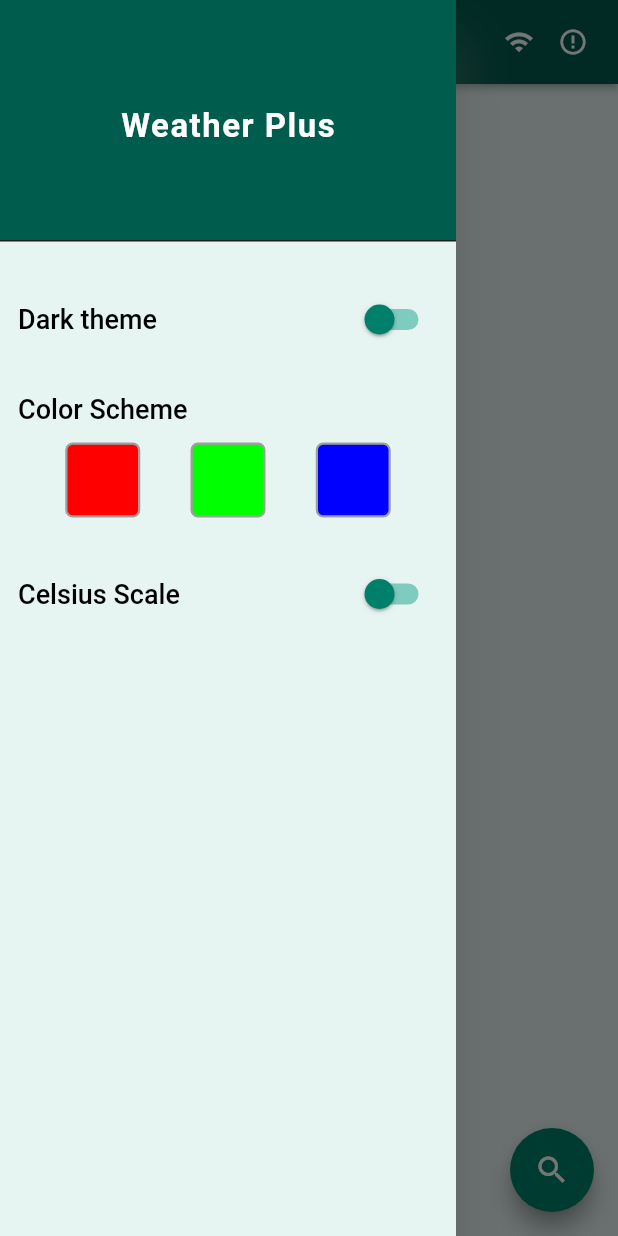
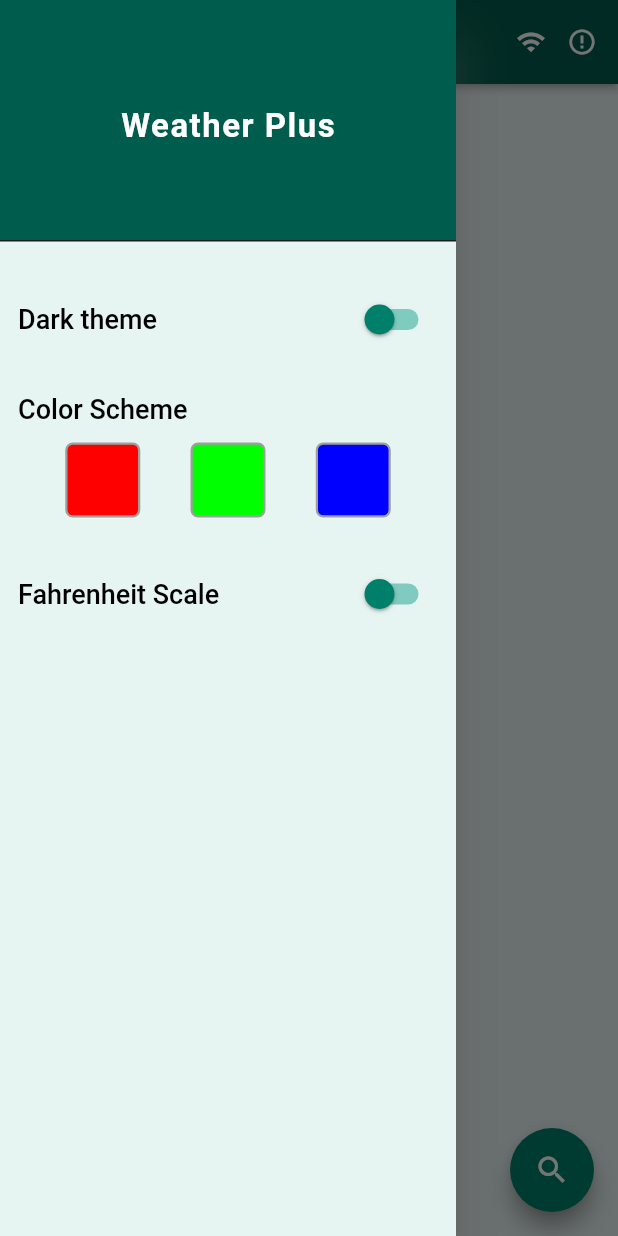
Before and after one commit to Jayasubin/weather_plus, a Flutter app: the screen it shows after launch, with the side drawer open, on a phone screen of 412 x 824 dp. Run offline on Flutter 3.47's test engine with Material 2 defaults, Android fonts, the phone set to English and light mode, and no system bars; our stand-ins replace bloc, connectivity_plus, flutter_bloc, location, shared_preferences.

Commit message:
Changing unit to fahrenheit completed some other corrections

```diff
--- /dev/null
+++ b/lib/cubit/unit/unit_state.dart
@@ -0,0 +1,16 @@
+part of 'unit_cubit.dart';
+
+@immutable
+abstract class UnitState {
+  final bool isFahrenheit;
+
+  const UnitState(this.isFahrenheit);
+}
+
+class UnitInitial extends UnitState {
+  const UnitInitial() : super(false);
+}
+
+class UnitChanged extends UnitState {
+  const UnitChanged(bool isFahrenheit) : super(isFahrenheit);
+}
--- a/lib/main.dart
+++ b/lib/main.dart
@@ -3,6 +3,7 @@ import 'package:flutter_bloc/flutter_bloc.dart';
 import 'package:weather_plus/cubit/internet/internet_cubit.dart';
 import 'package:weather_plus/cubit/location/location_cubit.dart';
 import 'package:weather_plus/cubit/theme/theme_cubit.dart';
+import 'package:weather_plus/cubit/unit/unit_cubit.dart';
 import 'package:weather_plus/cubit/weather/weather_cubit.dart';
 import 'package:weather_plus/view/main_page.dart';
 
@@ -17,6 +18,7 @@ class WeatherPlus extends StatelessWidget {
   Widget build(BuildContext context) {
     return MultiBlocProvider(
       providers: [
+        BlocProvider(create: (_) => UnitCubit()..getUnit()),
         BlocProvider(create: (_) => ThemeCubit()..getTheme()),
         BlocProvider(create: (_) => InternetCubit()..checkConnectivity()),
         BlocProvider(create: (_) => LocationCubit()),
@@ -24,7 +26,6 @@ class WeatherPlus extends StatelessWidget {
       ],
       child: BlocBuilder<ThemeCubit, ThemeState>(
         builder: (context, state) {
-          //Future.delayed(const Duration(milliseconds: 2500),);
           return MaterialApp(
             debugShowCheckedModeBanner: false,
             title: 'Weather Plus',
--- /dev/null
+++ b/lib/model/data_model/temperature.dart
@@ -0,0 +1,11 @@
+class Temperature {
+  final double _celsius;
+
+  Temperature(this._celsius);
+
+  String get _celsiusStr => _celsius.toStringAsFixed(1);
+  String get _fahrenheitStr => ((_celsius * 1.8) + 32.0).toStringAsFixed(1);
+
+  String getStr(bool isFahrenheit) =>
+      isFahrenheit ? _fahrenheitStr : _celsiusStr;
+}
--- a/lib/model/data_model/weather_data.dart
+++ b/lib/model/data_model/weather_data.dart
@@ -1,15 +1,20 @@
+import 'package:weather_plus/model/data_model/temperature.dart';
+
 class WeatherData {
   String cityName;
   String date;
   String time;
-  double currentTemp;
+
+  Temperature currentTemp;
   String currentStatus;
   String currentDesc;
 
-  String tomorrowTempRange;
+  Temperature tomorrowMin;
+  Temperature tomorrowMax;
   String tomorrowImage;
 
-  String dayAfterTempRange;
+  Temperature dayAfterMin;
+  Temperature dayAfterMax;
   String dayAfterImage;
 
   WeatherData({
@@ -19,9 +24,11 @@ class WeatherData {
     required this.currentTemp,
     required this.currentStatus,
     required this.currentDesc,
-    required this.tomorrowTempRange,
+    required this.tomorrowMin,
+    required this.tomorrowMax,
     required this.tomorrowImage,
-    required this.dayAfterTempRange,
+    required this.dayAfterMin,
+    required this.dayAfterMax,
     required this.dayAfterImage,
   });
 }
--- a/lib/view/main_page.dart
+++ b/lib/view/main_page.dart
@@ -8,7 +8,6 @@ import 'package:weather_plus/view/widget/forecast_card.dart';
 import 'package:weather_plus/view/widget/gps_icon.dart';
 import 'package:weather_plus/view/widget/internet_icon.dart';
 import 'package:weather_plus/view/widget/main_drawer.dart';
-import 'package:weather_plus/view/widget/page_padding.dart';
 import 'package:weather_plus/view/widget/search_bottom_sheet.dart';
 
 class MainPage extends StatelessWidget {
@@ -16,10 +15,10 @@ class MainPage extends StatelessWidget {
 
   @override
   Widget build(BuildContext context) {
-    bool visible = true;
-
     final theme = Theme.of(context);
     final textTheme = theme.textTheme;
+
+    bool fabVisible = true;
 
     return Scaffold(
       backgroundColor: theme.backgroundColor,
@@ -31,42 +30,43 @@ class MainPage extends StatelessWidget {
         actions: const [
           InternetIcon(),
           SizedBox(
-            width: 16.0,
+            width: 14.0,
           ),
           GPSIcon(),
           SizedBox(
-            width: 20.0,
+            width: 14.0,
           ),
         ],
       ),
       drawer: const MainDrawer(),
-      body: PagePadding(
+      body: SingleChildScrollView(
+        padding: const EdgeInsets.only(
+          left: 10.0,
+          top: 20,
+          right: 10,
+          bottom: 85.0,
+        ),
         child: BlocBuilder<WeatherCubit, WeatherState>(
           builder: (context, state) {
             if (state is WeatherFetched) {
               final WeatherData data = state.weatherData;
 
-              return SingleChildScrollView(
-                child: Column(
-                  mainAxisAlignment: MainAxisAlignment.spaceBetween,
-                  crossAxisAlignment: CrossAxisAlignment.stretch,
+              return Column(
                 children: [
                   Column(
                     children: [
-                        const SizedBox(height: 20.0),
                       CityTimeCard(
                         city: data.cityName,
                         date: data.date,
                         time: data.time,
                       ),
-                        const SizedBox(height: 20.0),
-                        const Divider(),
-                        const SizedBox(height: 20.0),
+                      const SizedBox(
+                        height: 20,
+                      ),
                       CurrentWeatherCard(
                         currentStatus: data.currentStatus,
-                          temperature: data.currentTemp.toStringAsFixed(1),
+                        temperature: data.currentTemp,
                       ),
-                        const SizedBox(height: 20.0),
                     ],
                   ),
                   const SizedBox(
@@ -74,13 +74,13 @@ class MainPage extends StatelessWidget {
                   ),
                   Column(
                     children: [
-                        const Divider(),
                       const SizedBox(
                         height: 10.0,
                       ),
                       ForecastCard(
                         day: 'Tomorrow',
-                          temp: data.tomorrowTempRange,
+                        min: data.tomorrowMin,
+                        max: data.tomorrowMax,
                         img: data.tomorrowImage,
                       ),
                       const SizedBox(
@@ -88,16 +88,13 @@ class MainPage extends StatelessWidget {
                       ),
                       ForecastCard(
                         day: 'The day after',
-                          temp: data.dayAfterTempRange,
+                        min: data.dayAfterMin,
+                        max: data.dayAfterMax,
                         img: data.dayAfterImage,
-                        ),
-                        const SizedBox(
-                          height: 80.0,
                       ),
                     ],
                   ),
                 ],
-                ),
               );
             } else if (state is WeatherError) {
               return Center(
@@ -109,17 +106,24 @@ class MainPage extends StatelessWidget {
                       size: 40.0,
                       color: theme.primaryColor,
                     ),
-                    Text(state.errorText),
+                    const SizedBox(
+                      height: 16.0,
+                    ),
+                    Text(
+                      state.errorText,
+                      style: theme.textTheme.bodySmall,
+                    ),
                   ],
                 ),
               );
             } else if (state is WeatherFetching) {
-              return Column(
+              return Center(
+                child: Column(
                   mainAxisAlignment: MainAxisAlignment.center,
-                crossAxisAlignment: CrossAxisAlignment.stretch,
                   children: const [
                     Center(child: CircularProgressIndicator()),
                   ],
+                ),
               );
             } else {
               return const SizedBox();
@@ -127,20 +131,27 @@ class MainPage extends StatelessWidget {
           },
         ),
       ),
-      floatingActionButton: Builder(builder: (context) {
+      floatingActionButton: StatefulBuilder(
+        builder: (BuildContext context, refresh) {
+          void setVisible(bool current) => refresh(() => fabVisible = current);
+
           return Visibility(
-          visible: true,
+            visible: fabVisible,
             child: FloatingActionButton(
               child: const Icon(Icons.search),
               onPressed: () {
+                setVisible(false);
                 showBottomSheet(
                   context: context,
-                builder: (BuildContext context) => const SearchBottomSheet(),
+                  builder: (BuildContext context) => SearchBottomSheet(
+                    setVisible: setVisible,
+                  ),
                 );
               },
             ),
           );
-      }),
+        },
+      ),
     );
   }
 }
--- a/lib/view/util/date_formatter.dart
+++ /dev/null
@@ -1,3 +0,0 @@
-String toLocalDate(DateTime input) => input.toLocal().toString().split(' ')[0];
-String toLocalTime(DateTime input) =>
-    input.toLocal().toString().split(' ')[1].split('.')[0];
--- a/lib/view/widget/celcius_switch.dart
+++ /dev/null
@@ -1,24 +0,0 @@
-import 'package:flutter/material.dart';
-
-class CelsiusSwitch extends StatelessWidget {
-  const CelsiusSwitch({Key? key}) : super(key: key);
-
-  @override
-  Widget build(BuildContext context) {
-    return Row(
-      mainAxisAlignment: MainAxisAlignment.spaceBetween,
-      children: [
-        Text(
-          'Celsius Scale',
-          style: Theme.of(context).textTheme.labelMedium,
-        ),
-        Switch(
-          value: false,
-          onChanged: (newBool) {
-            //todo:
-          },
-        ),
-      ],
-    );
-  }
-}
--- a/lib/view/widget/gps_icon.dart
+++ b/lib/view/widget/gps_icon.dart
@@ -15,6 +15,7 @@ class GPSIcon extends StatelessWidget {
           if (state is LocationFetched) {
             return IconButton(
               icon: const Icon(Icons.my_location),
+              splashRadius: 20.0,
               onPressed: () {
                 context.read<LocationCubit>().getLocation();
               },
--- a/lib/view/widget/main_drawer.dart
+++ b/lib/view/widget/main_drawer.dart
@@ -1,7 +1,7 @@
 import 'package:flutter/material.dart';
-import 'package:weather_plus/view/widget/celcius_switch.dart';
 import 'package:weather_plus/view/widget/color_picker.dart';
 import 'package:weather_plus/view/widget/dark_switch.dart';
+import 'package:weather_plus/view/widget/unit_switch.dart';
 
 class MainDrawer extends StatelessWidget {
   const MainDrawer({Key? key}) : super(key: key);
@@ -33,7 +33,7 @@ class MainDrawer extends StatelessWidget {
                 SizedBox(height: 25.0),
                 ColorPicker(),
                 SizedBox(height: 25.0),
-                CelsiusSwitch(),
+                UnitSwitch(),
               ],
             ),
           ),
--- a/lib/view/widget/page_padding.dart
+++ /dev/null
@@ -1,18 +0,0 @@
-import 'package:flutter/material.dart';
-
-class PagePadding extends StatelessWidget {
-  const PagePadding({Key? key, required this.child}) : super(key: key);
-
-  final Widget child;
-
-  @override
-  Widget build(BuildContext context) {
-    return Padding(
-      padding: const EdgeInsets.symmetric(
-        horizontal: 10.0,
-        vertical: 8.0,
-      ),
-      child: child,
-    );
-  }
-}
--- /dev/null
+++ b/lib/view/widget/unit_switch.dart
@@ -0,0 +1,31 @@
+import 'package:flutter/material.dart';
+import 'package:flutter_bloc/flutter_bloc.dart';
+import 'package:weather_plus/cubit/unit/unit_cubit.dart';
+
+class UnitSwitch extends StatelessWidget {
+  const UnitSwitch({Key? key}) : super(key: key);
+
+  @override
+  Widget build(BuildContext context) {
+    return Row(
+      mainAxisAlignment: MainAxisAlignment.spaceBetween,
+      children: [
+        Text(
+          'Fahrenheit Scale',
+          style: Theme.of(context).textTheme.labelMedium,
+        ),
+        BlocBuilder<UnitCubit, UnitState>(
+          builder: (context, state) {
+            return Switch(
+              value: state.isFahrenheit,
+              onChanged: (newBool) {
+                context.read<UnitCubit>().changeUnit(newBool);
+                Navigator.pop(context);
+              },
+            );
+          },
+        ),
+      ],
+    );
+  }
+}
--- a/pubspec.yaml
+++ b/pubspec.yaml
@@ -21,6 +21,7 @@ dependencies:
 
   cached_network_image: ^3.2.0
   shared_preferences: ^2.0.13
+  intl: ^0.17.0
 
 dev_dependencies:
 
```
Also changed, not shown: lib/cubit/unit/unit_cubit.dart (added, +19 -0 lines), lib/model/service/storage.dart (+14 -0 lines), lib/model/service/weather.dart (+14 -9 lines), lib/util/test_data.dart (deleted, +0 -14 lines), lib/view/widget/current_weather_card.dart (+13 -4 lines), lib/view/widget/forecast_card.dart (+14 -5 lines), lib/view/widget/search_bottom_sheet.dart (+15 -3 lines), pubspec.lock. Lines whose indentation alone changed are shown as unchanged.
